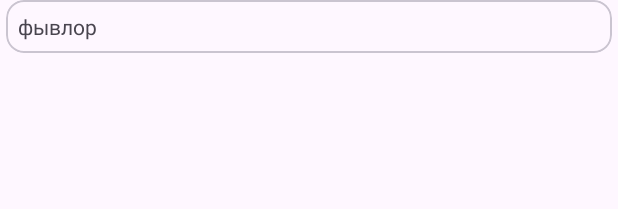
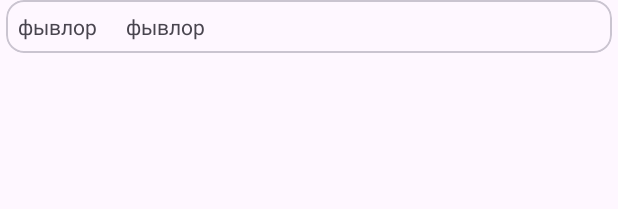
Before and after one commit to kvm-dev/Orange, an Android app: the layout item_news.xml on its own in the app's theme, with its tools: preview values and no code run, on a phone screen of 412 x 824 dp. Shown: the top 209 px of the screen. Run offline under Robolectric (Android 15) with nearby library versions, the phone set to English and light mode, and no system bars; network calls fail.

Commit message:
убрал список. просто текст

```diff
--- a/app/src/main/res/layout/item_news.xml
+++ b/app/src/main/res/layout/item_news.xml
@@ -26,7 +26,12 @@
             android:orientation="horizontal"
             android:layout_margin="8dp">
 
-
+            <TextView
+                android:id="@+id/item_news_comp"
+                android:layout_width="wrap_content"
+                android:layout_height="wrap_content"
+                android:text="фывлор "
+                />
         </androidx.appcompat.widget.LinearLayoutCompat>
 
     </androidx.appcompat.widget.LinearLayoutCompat>
```
Also changed, not shown: app/src/main/java/ru/kvmsoft/orange/RecyclerAdapter.kt (+2 -11 lines).
